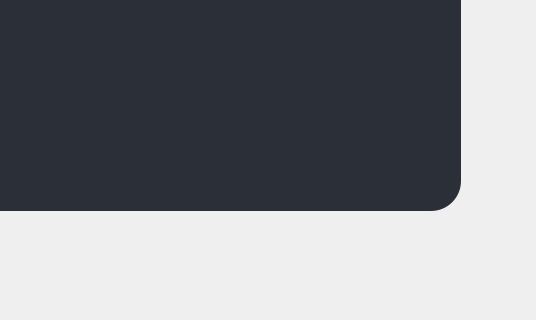
First picture: the form in GUI/ui_files/add_application.ui, repository Dziomek/kasta-virtual-assistant, before the edit; both pictures show x 570 to 1106 and y 290 to 610 of the 1106 by 873 pixel window.
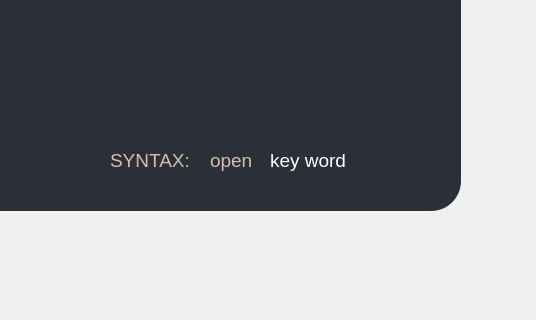
Second picture: the form after the edit. Icons and pictures are not drawn.

The edit to the form file:
```diff
--- a/GUI/ui_files/add_application.ui
+++ b/GUI/ui_files/add_application.ui
@@ -308,6 +308,69 @@
      <bool>false</bool>
     </property>
    </widget>
+   <widget class="QLabel" name="label_4">
+    <property name="geometry">
+     <rect>
+      <x>560</x>
+      <y>380</y>
+      <width>121</width>
+      <height>41</height>
+     </rect>
+    </property>
+    <property name="font">
+     <font>
+      <pointsize>14</pointsize>
+     </font>
+    </property>
+    <property name="styleSheet">
+     <string notr="true">color: rgb(212, 192, 169);</string>
+    </property>
+    <property name="text">
+     <string>SYNTAX:</string>
+    </property>
+   </widget>
+   <widget class="QLabel" name="label_5">
+    <property name="geometry">
+     <rect>
+      <x>660</x>
+      <y>380</y>
+      <width>51</width>
+      <height>41</height>
+     </rect>
+    </property>
+    <property name="font">
+     <font>
+      <pointsize>14</pointsize>
+     </font>
+    </property>
+    <property name="styleSheet">
+     <string notr="true">color: rgb(212, 192, 169);</string>
+    </property>
+    <property name="text">
+     <string>open</string>
+    </property>
+   </widget>
+   <widget class="QLabel" name="label_6">
+    <property name="geometry">
+     <rect>
+      <x>720</x>
+      <y>380</y>
+      <width>101</width>
+      <height>41</height>
+     </rect>
+    </property>
+    <property name="font">
+     <font>
+      <pointsize>14</pointsize>
+     </font>
+    </property>
+    <property name="styleSheet">
+     <string notr="true">color: white;</string>
+    </property>
+    <property name="text">
+     <string>key word</string>
+    </property>
+   </widget>
   </widget>
  </widget>
  <resources/>
```
